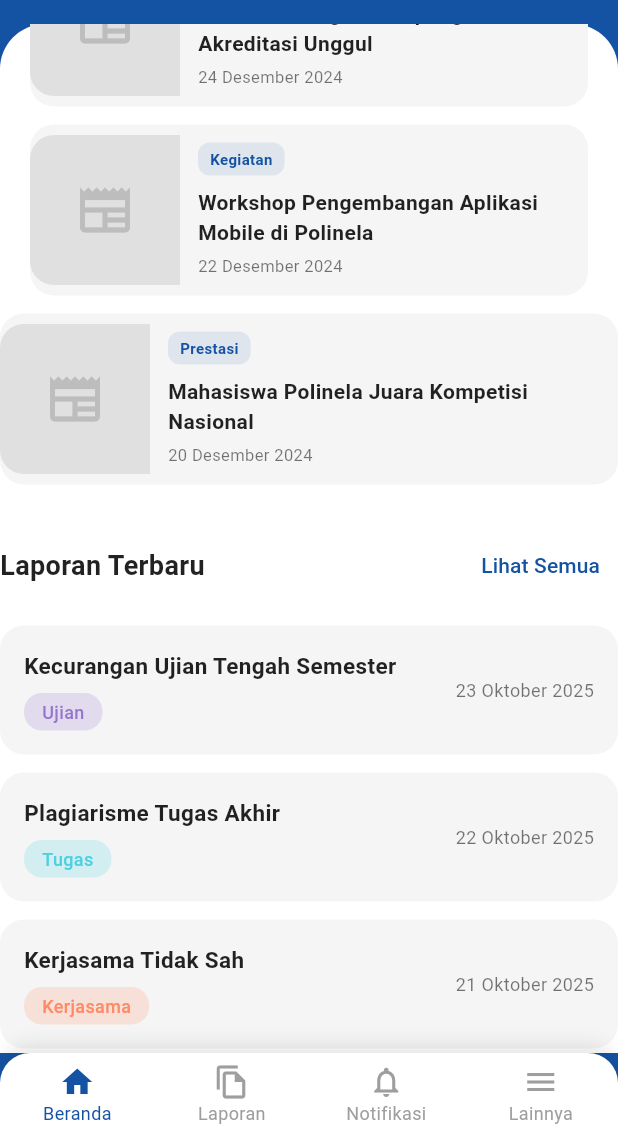
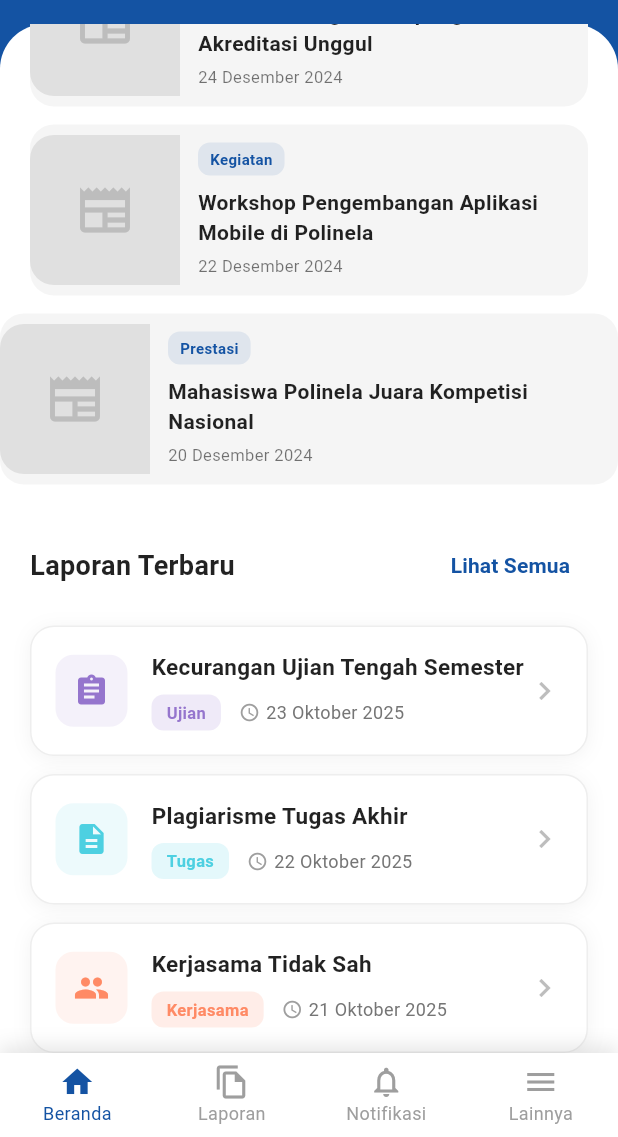
Before and after one commit to Rama200000/Dream, a Flutter app: the screen it shows after launch, scrolled down 457 dp, on a phone screen of 412 x 824 dp, the part 99-1236 px from its top. Run offline on Flutter 3.47's test engine with Material 3 defaults, Android fonts, the phone set to English and light mode, and no system bars; our stand-ins replace google_maps_flutter, google_sign_in, image_picker, shared_preferences, video_player.

Commit message:
Perbaikan UI navbar dan tampilan laporan terbaru - Fix navbar background agar tidak ada celah biru di pojok - Ubah navbar background dari transparent ke white di semua screen - Hapus border radius pada navbar untuk tampilan lebih konsisten - Perbaiki struktur layout Container putih agar menutupi sampai navbar - Tambahkan desain card laporan terbaru yang lebih modern dengan icon - Tambahkan shadow dan border pada card laporan - Tambahkan icon kategori dan chevron pada card laporan

```diff
--- a/lib/screens/dashboard_screen.dart
+++ b/lib/screens/dashboard_screen.dart
@@ -611,8 +611,11 @@ class _DashboardScreenState extends State<DashboardScreen> {
                     topRight: Radius.circular(30),
                   ),
                 ),
+                child: Column(
+                  children: [
+                    Expanded(
                       child: SingleChildScrollView(
-                  padding: const EdgeInsets.symmetric(vertical: 20),
+                        padding: const EdgeInsets.only(top: 20, bottom: 0),
                         child: Column(
                           crossAxisAlignment: CrossAxisAlignment.start,
                           children: [
@@ -993,7 +996,9 @@ class _DashboardScreenState extends State<DashboardScreen> {
                       const SizedBox(height: 30),
 
                       // Laporan Terbaru Header
-                      Row(
+                      Padding(
+                        padding: const EdgeInsets.symmetric(horizontal: 20),
+                        child: Row(
                           mainAxisAlignment: MainAxisAlignment.spaceBetween,
                           children: [
                             const Text(
@@ -1018,20 +1023,27 @@ class _DashboardScreenState extends State<DashboardScreen> {
                                 style: TextStyle(
                                   color: Color(0xFF1453A3),
                                   fontSize: 14,
-                              ),
-                            ),
-                          ),
-                        ],
+                                  fontWeight: FontWeight.w600,
+                                ),
+                              ),
+                            ),
+                          ],
+                        ),
                       ),
 
                       const SizedBox(height: 16),
 
                       // List Laporan
+                      Padding(
+                        padding: const EdgeInsets.symmetric(horizontal: 20),
+                        child: Column(
+                          children: [
                             _buildReportCard(
                               title: 'Kecurangan Ujian Tengah Semester',
                               status: 'Ujian',
                               statusColor: const Color(0xFF9575CD),
                               date: '23 Oktober 2025',
+                              icon: Icons.assignment,
                             ),
                             const SizedBox(height: 12),
                             _buildReportCard(
@@ -1039,6 +1051,7 @@ class _DashboardScreenState extends State<DashboardScreen> {
                               status: 'Tugas',
                               statusColor: const Color(0xFF4DD0E1),
                               date: '22 Oktober 2025',
+                              icon: Icons.description,
                             ),
                             const SizedBox(height: 12),
                             _buildReportCard(
@@ -1046,15 +1059,23 @@ class _DashboardScreenState extends State<DashboardScreen> {
                               status: 'Kerjasama',
                               statusColor: const Color(0xFFFF8A65),
                               date: '21 Oktober 2025',
-                      ),
-                    ],
-                  ),
-                ),
-              ),
-            ),
-          ],
-        ),
-      ),
+                              icon: Icons.people,
+                            ),
+                          ],
+                        ),
+                      ),
+                    ],
+                  ),
+                        ),
+                      ),
+                    ],
+                  ),
+                ),
+              ),
+            ],
+          ),
+        ),
+
       bottomNavigationBar: _buildBottomNavBar(),
       );
   }
@@ -1217,15 +1238,38 @@ class _DashboardScreenState extends State<DashboardScreen> {
     required String status,
     required Color statusColor,
     required String date,
+    required IconData icon,
   }) {
     return Container(
       padding: const EdgeInsets.all(16),
       decoration: BoxDecoration(
-        color: const Color(0xFFF5F5F5),
+        color: Colors.white,
         borderRadius: BorderRadius.circular(16),
+        border: Border.all(color: Colors.grey.shade200, width: 1),
+        boxShadow: [
+          BoxShadow(
+            color: Colors.black.withValues(alpha: 0.05),
+            blurRadius: 10,
+            offset: const Offset(0, 2),
+          ),
+        ],
       ),
       child: Row(
         children: [
+          // Icon container
+          Container(
+            padding: const EdgeInsets.all(12),
+            decoration: BoxDecoration(
+              color: statusColor.withValues(alpha: 0.1),
+              borderRadius: BorderRadius.circular(12),
+            ),
+            child: Icon(
+              icon,
+              color: statusColor,
+              size: 24,
+            ),
+          ),
+          const SizedBox(width: 16),
           Expanded(
             child: Column(
               crossAxisAlignment: CrossAxisAlignment.start,
@@ -1237,33 +1281,51 @@ class _DashboardScreenState extends State<DashboardScreen> {
                     fontWeight: FontWeight.w600,
                     color: Colors.black87,
                   ),
+                  maxLines: 2,
+                  overflow: TextOverflow.ellipsis,
                 ),
                 const SizedBox(height: 8),
+                Row(
+                  children: [
                     Container(
-                  padding:
-                      const EdgeInsets.symmetric(horizontal: 12, vertical: 4),
-                  decoration: BoxDecoration(
-                    color: statusColor.withValues(alpha: 0.2),
-                    borderRadius: BorderRadius.circular(12),
+                      padding: const EdgeInsets.symmetric(
+                          horizontal: 10, vertical: 4),
+                      decoration: BoxDecoration(
+                        color: statusColor.withValues(alpha: 0.15),
+                        borderRadius: BorderRadius.circular(8),
                       ),
                       child: Text(
                         status,
                         style: TextStyle(
-                      fontSize: 12,
+                          fontSize: 11,
                           color: statusColor,
-                      fontWeight: FontWeight.w500,
-                    ),
-                  ),
-                ),
-              ],
-            ),
-          ),
+                          fontWeight: FontWeight.w600,
+                        ),
+                      ),
+                    ),
+                    const SizedBox(width: 12),
+                    Icon(
+                      Icons.access_time,
+                      size: 14,
+                      color: Colors.grey.shade500,
+                    ),
+                    const SizedBox(width: 4),
                     Text(
                       date,
-            style: const TextStyle(
+                      style: TextStyle(
                         fontSize: 12,
-              color: Colors.black54,
-            ),
+                        color: Colors.grey.shade600,
+                      ),
+                    ),
+                  ],
+                ),
+              ],
+            ),
+          ),
+          Icon(
+            Icons.chevron_right,
+            color: Colors.grey.shade400,
+            size: 24,
           ),
         ],
       ),
@@ -1281,16 +1343,12 @@ class _DashboardScreenState extends State<DashboardScreen> {
             offset: const Offset(0, -5),
           ),
         ],
-        borderRadius: const BorderRadius.only(
-          topLeft: Radius.circular(20),
-          topRight: Radius.circular(20),
-        ),
       ),
       child: BottomNavigationBar(
         currentIndex: _selectedIndex,
         onTap: _onNavBarTap,
         type: BottomNavigationBarType.fixed,
-        backgroundColor: Colors.transparent,
+        backgroundColor: Colors.white,
         elevation: 0,
         selectedItemColor: const Color(0xFF1453A3),
         unselectedItemColor: Colors.grey,
--- a/lib/screens/more_menu_screen.dart
+++ b/lib/screens/more_menu_screen.dart
@@ -505,10 +505,6 @@ class _MoreMenuScreenState extends State<MoreMenuScreen> {
             offset: const Offset(0, -5),
           ),
         ],
-        borderRadius: const BorderRadius.only(
-          topLeft: Radius.circular(20),
-          topRight: Radius.circular(20),
-        ),
       ),
       child: BottomNavigationBar(
         currentIndex: _selectedIndex,
@@ -546,7 +542,7 @@ class _MoreMenuScreenState extends State<MoreMenuScreen> {
           }
         },
         type: BottomNavigationBarType.fixed,
-        backgroundColor: Colors.transparent,
+        backgroundColor: Colors.white,
         elevation: 0,
         selectedItemColor: const Color(0xFF1453A3),
         unselectedItemColor: Colors.grey,
--- a/lib/screens/notifications_screen.dart
+++ b/lib/screens/notifications_screen.dart
@@ -586,10 +586,6 @@ class _NotificationsScreenState extends State<NotificationsScreen> {
             offset: const Offset(0, -5),
           ),
         ],
-        borderRadius: const BorderRadius.only(
-          topLeft: Radius.circular(20),
-          topRight: Radius.circular(20),
-        ),
       ),
       child: BottomNavigationBar(
         currentIndex: _selectedIndex,
@@ -626,7 +622,7 @@ class _NotificationsScreenState extends State<NotificationsScreen> {
           }
         },
         type: BottomNavigationBarType.fixed,
-        backgroundColor: Colors.transparent,
+        backgroundColor: Colors.white,
         elevation: 0,
         selectedItemColor: const Color(0xFF1453A3),
         unselectedItemColor: Colors.grey,
--- a/lib/screens/reports_screen.dart
+++ b/lib/screens/reports_screen.dart
@@ -591,10 +591,6 @@ class _ReportsScreenState extends State<ReportsScreen> {
             offset: const Offset(0, -5),
           ),
         ],
-        borderRadius: const BorderRadius.only(
-          topLeft: Radius.circular(20),
-          topRight: Radius.circular(20),
-        ),
       ),
       child: BottomNavigationBar(
         currentIndex: _selectedIndex,
@@ -627,7 +623,7 @@ class _ReportsScreenState extends State<ReportsScreen> {
           }
         },
         type: BottomNavigationBarType.fixed,
-        backgroundColor: Colors.transparent,
+        backgroundColor: Colors.white,
         elevation: 0,
         selectedItemColor: const Color(0xFF1453A3),
         unselectedItemColor: Colors.grey,
```
Lines whose indentation alone changed are shown as unchanged.
